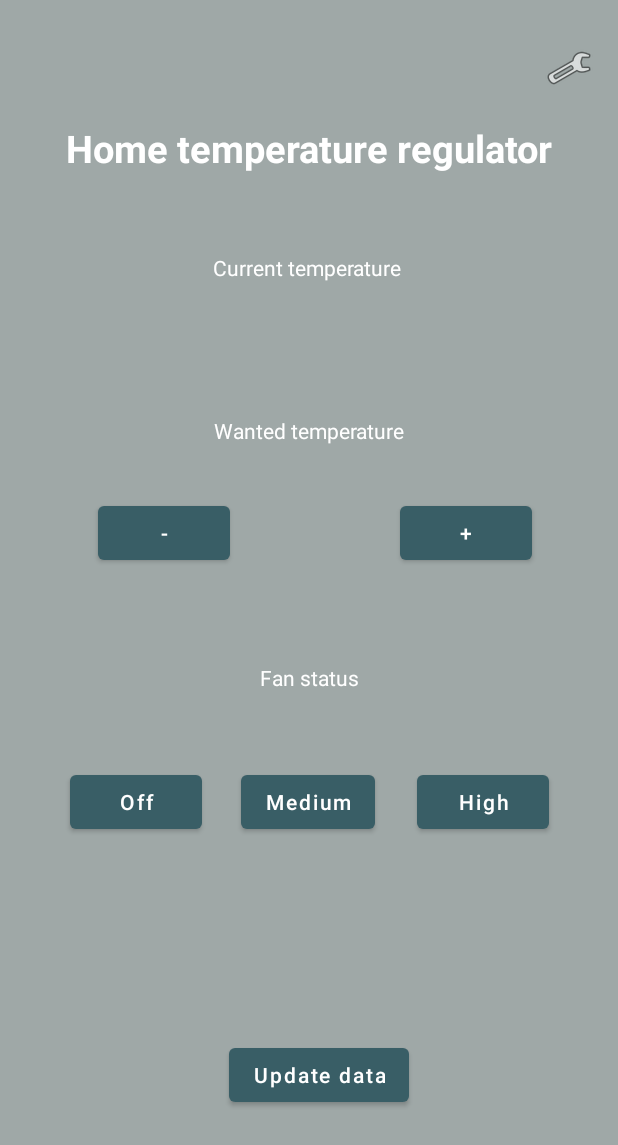
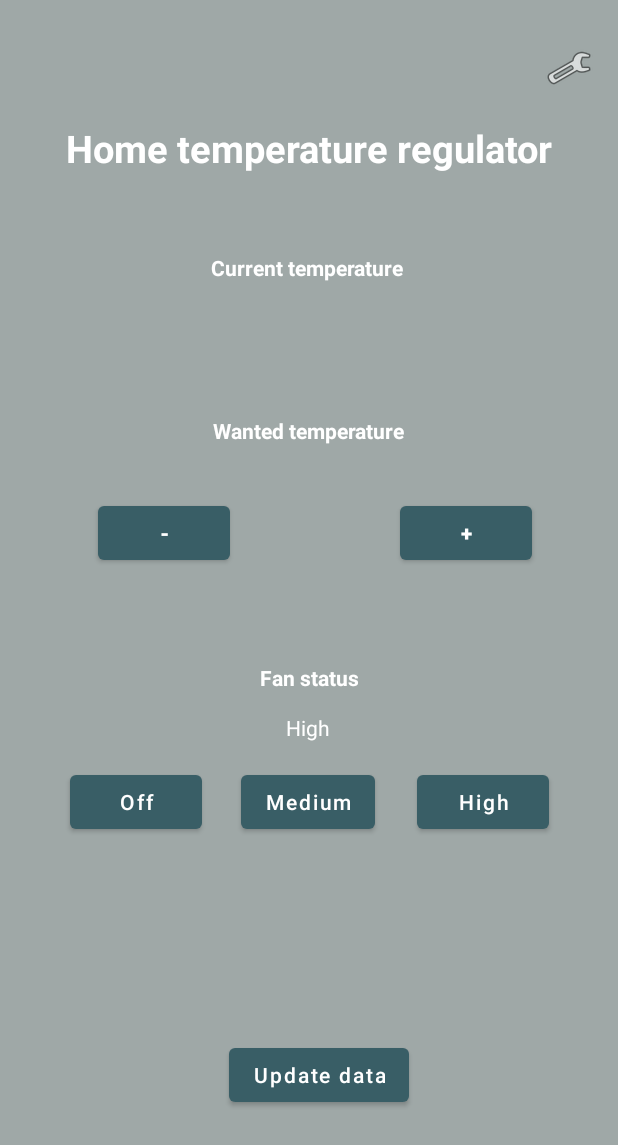
Before and after one commit to Swipez1337/IoT_Thingspeak, an Android app: the screen it shows after launch (MainActivity), after a tap on "High", on a phone screen of 412 x 824 dp. Shown: the top 1145 px of the screen. Run offline under Robolectric (Android 15) with nearby library versions, the phone set to English and light mode, and no system bars; our stand-ins replace Volley, navigation-ui; network calls fail.

Commit message:
design and other changes

```diff
--- a/app/src/main/java/com/example/iot_thingspeak/MainActivity.java
+++ b/app/src/main/java/com/example/iot_thingspeak/MainActivity.java
@@ -39,6 +39,7 @@ public class MainActivity extends AppCompatActivity {
     // Declaring public variables
     int readTemp1;
     int wantedTemp1;
+    int wantedFanSpeed;
     int tempCounter = 0;
     boolean ledStatus, fanStatus, initTemp = true, testStatus = false;
     String test;
@@ -194,11 +195,14 @@ public class MainActivity extends AppCompatActivity {
 
     //high button
     public void clickButton0(View view) {
+        setFanSpeed(2); //2 is high setting
 
+        TextView textView = (TextView) findViewById(R.id.textview2); //update view
+        textView.setText("High");
 
 
         //Log.d("a", Integer.toString(field2Convert("21.95032")));
-        Log.d("a", Integer.toString(field2Convert(getField2())));
+        //Log.d("a", Integer.toString(field2Convert(getField2())));
         //Toast.makeText(getApplicationContext(), , Toast.LENGTH_SHORT).show();
 
 /*
@@ -453,6 +457,40 @@ public class MainActivity extends AppCompatActivity {
     }
 
 
+    //Inspiration for API write: https://google.github.io/volley/simple.html
+    public void setFanSpeed(int wantedFanSpeed){
+
+        // Instantiate the RequestQueue.
+        RequestQueue queue = Volley.newRequestQueue(this);
+        String apiUrl = "https://api.thingspeak.com/update?api_key=SOR94XAST8J94V4W&field3=" + wantedFanSpeed ;
+
+// Request a string response from the provided API URL.
+        StringRequest stringRequest = new StringRequest(Request.Method.GET, apiUrl,
+
+                new Response.Listener<String>() {
+                    @Override
+                    public void onResponse(String response) {
+                        //System.out.println("Response" + response.substring(0,500));
+                        // Display the first 500 characters of the response string.
+                        Log.d("Wanted fanspeed: ", wantedFanSpeed + " . Response id: " + response + " .");
+
+                        if (response == null || response.equals("0")) { //if user is too quick and response is therefore 0
+                            Log.d("Error", "User refreshed too soon");
+                            Toast.makeText(MainActivity.this, "You are too fast for our servers to handle. Please wait a few seconds and try again", Toast.LENGTH_SHORT).show();
+                        }
+                    }
+                }, new Response.ErrorListener() {
+            @Override
+            public void onErrorResponse(VolleyError error) {
+                Log.d("setWantedFan_error", "An error has occured");
+            }
+        });
+
+// Add the request to the RequestQueue.
+        queue.add(stringRequest);
+    }
+
+
     //increment temp button
     public void clickButton4(View view) {
 
--- a/app/src/main/res/layout/fragment_first.xml
+++ b/app/src/main/res/layout/fragment_first.xml
@@ -11,6 +11,7 @@
         android:layout_width="wrap_content"
         android:layout_height="wrap_content"
         android:text="@string/ledStatus"
+        android:textStyle="bold"
         app:layout_constraintBottom_toBottomOf="parent"
         app:layout_constraintEnd_toEndOf="parent"
         app:layout_constraintHorizontal_bias="0.497"
@@ -117,6 +118,7 @@
         android:layout_width="wrap_content"
         android:layout_height="wrap_content"
         android:text="@string/fanStatus"
+        android:textStyle="bold"
         app:layout_constraintBottom_toBottomOf="parent"
         app:layout_constraintEnd_toEndOf="parent"
         app:layout_constraintStart_toStartOf="parent"
@@ -130,6 +132,7 @@
         android:onClick="clickButton3"
         android:text="@string/decrement"
         android:textAllCaps="false"
+        android:textStyle="bold"
         app:layout_constraintBottom_toBottomOf="parent"
         app:layout_constraintEnd_toEndOf="parent"
         app:layout_constraintHorizontal_bias="0.201"
@@ -144,6 +147,7 @@
         android:onClick="clickButton4"
         android:text="@string/increment"
         android:textAllCaps="false"
+        android:textStyle="bold"
         app:layout_constraintBottom_toBottomOf="parent"
         app:layout_constraintEnd_toEndOf="parent"
         app:layout_constraintHorizontal_bias="0.823"
@@ -156,6 +160,7 @@
         android:layout_width="wrap_content"
         android:layout_height="wrap_content"
         android:text="@string/thingspeak_temp"
+        android:textStyle="bold"
         app:layout_constraintBottom_toBottomOf="parent"
         app:layout_constraintEnd_toEndOf="parent"
         app:layout_constraintStart_toStartOf="parent"
```
